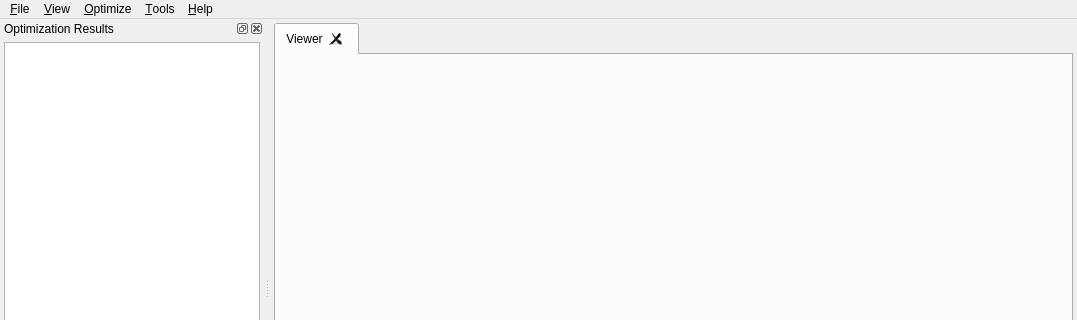
Old version of the form scone/sconestudio/SconeStudio.ui in the repository opensim-org/SCONE; both pictures show x 0 to 1077 and y 0 to 320 of the 1077 by 802 pixel window.
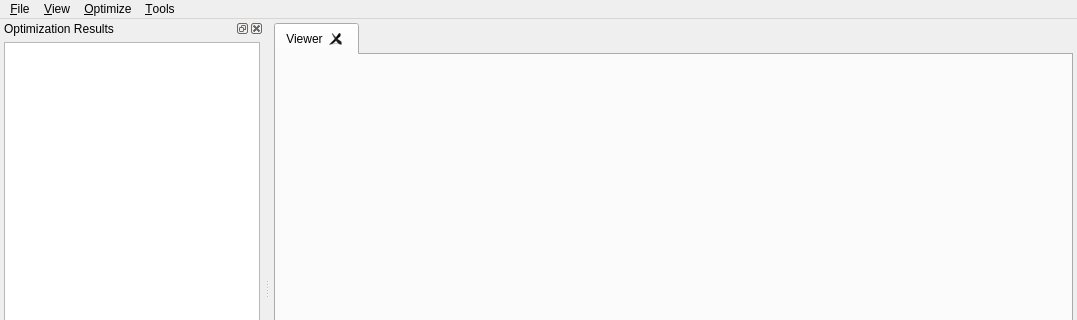
New version of the form. Custom widgets are drawn as their Qt base class.

Commit message: introduced new "Analysis" window that allows you to plot any variable

```diff
--- a/scone/sconestudio/SconeStudio.ui
+++ b/scone/sconestudio/SconeStudio.ui
@@ -143,17 +143,10 @@
     <addaction name="separator"/>
     <addaction name="action_Preferences"/>
    </widget>
-   <widget class="QMenu" name="menu_Help">
-    <property name="title">
-     <string>&amp;Help</string>
-    </property>
-    <addaction name="action_About"/>
-   </widget>
    <addaction name="menu_File"/>
    <addaction name="menu_View"/>
    <addaction name="menu_Optimize"/>
    <addaction name="menu_Tools"/>
-   <addaction name="menu_Help"/>
   </widget>
   <widget class="QStatusBar" name="statusBar"/>
   <widget class="QDockWidget" name="resultsDock">
```
Left out of the diff: 3 changed lines with no effect on the pictures. The commit also changes 6 other files.
